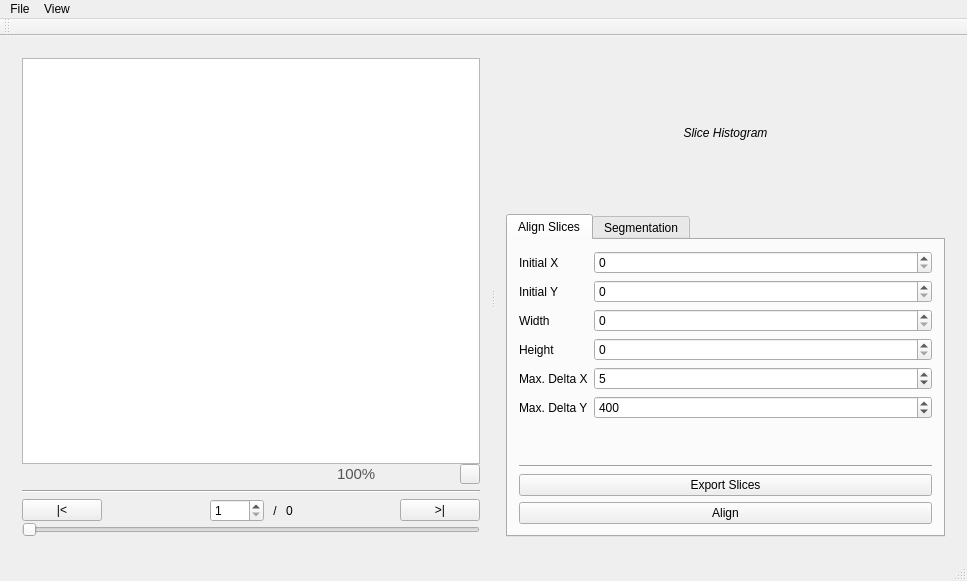
Qt form mainwindow.ui (prsousa/TomSeg) before a commit.
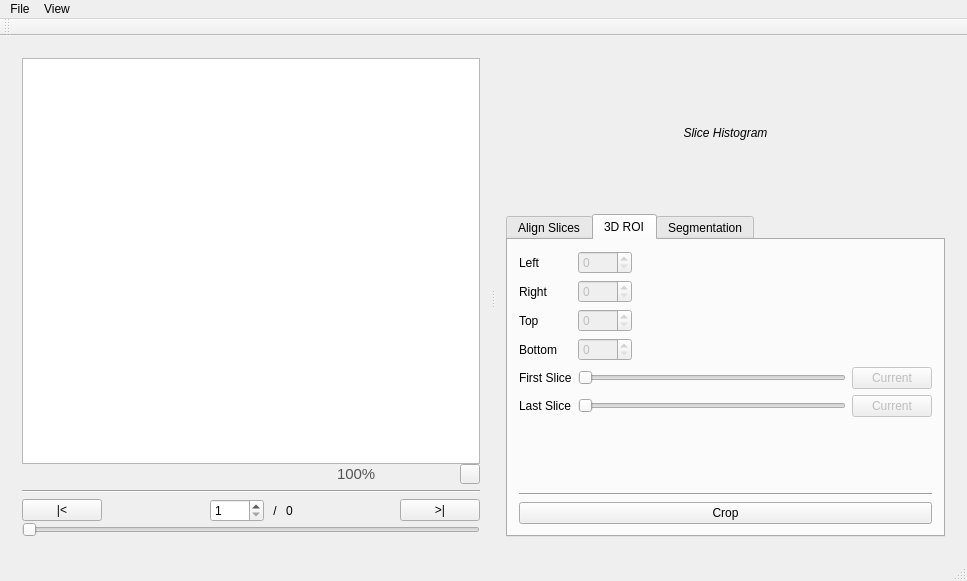
The same form after that commit. Icons and pictures are not drawn.

Commit message: Add GUI elements to define 3D ROI

Diff of the .ui file:
```diff
--- a/mainwindow.ui
+++ b/mainwindow.ui
@@ -322,7 +322,7 @@
         <item>
          <widget class="QTabWidget" name="tabWidget">
           <property name="currentIndex">
-           <number>0</number>
+           <number>1</number>
           </property>
           <widget class="QWidget" name="alignTab">
            <attribute name="title">
@@ -452,6 +452,176 @@
             </item>
            </layout>
           </widget>
+          <widget class="QWidget" name="tab">
+           <attribute name="title">
+            <string>3D ROI</string>
+           </attribute>
+           <layout class="QVBoxLayout" name="verticalLayout_4">
+            <item>
+             <layout class="QFormLayout" name="formLayout_2">
+              <property name="fieldGrowthPolicy">
+               <enum>QFormLayout::ExpandingFieldsGrow</enum>
+              </property>
+              <item row="0" column="0">
+               <widget class="QLabel" name="label_11">
+                <property name="text">
+                 <string>Left</string>
+                </property>
+               </widget>
+              </item>
+              <item row="0" column="1">
+               <widget class="QSpinBox" name="leftCropSpinBox">
+                <property name="enabled">
+                 <bool>false</bool>
+                </property>
+                <property name="maximum">
+                 <number>1000</number>
+                </property>
+                <property name="singleStep">
+                 <number>10</number>
+                </property>
+               </widget>
+              </item>
+              <item row="1" column="0">
+               <widget class="QLabel" name="label_12">
+                <property name="text">
+                 <string>Right</string>
+                </property>
+               </widget>
+              </item>
+              <item row="1" column="1">
+               <widget class="QSpinBox" name="rightCropSpinBox">
+                <property name="enabled">
+                 <bool>false</bool>
+                </property>
+                <property name="maximum">
+                 <number>1000</number>
+                </property>
+                <property name="singleStep">
+                 <number>10</number>
+                </property>
+               </widget>
+              </item>
+              <item row="2" column="0">
+               <widget class="QLabel" name="label_13">
+                <property name="text">
+                 <string>Top</string>
+                </property>
+               </widget>
+              </item>
+              <item row="2" column="1">
+               <widget class="QSpinBox" name="topCropSpinBox">
+                <property name="enabled">
+                 <bool>false</bool>
+                </property>
+                <property name="maximum">
+                 <number>1000</number>
+                </property>
+                <property name="singleStep">
+                 <number>10</number>
+                </property>
+               </widget>
+              </item>
+              <item row="3" column="0">
+               <widget class="QLabel" name="label_14">
+                <property name="text">
+                 <string>Bottom</string>
+                </property>
+               </widget>
+              </item>
+              <item row="3" column="1">
+               <widget class="QSpinBox" name="bottomCropSpinBox">
+                <property name="enabled">
+                 <bool>false</bool>
+                </property>
+                <property name="maximum">
+                 <number>1000</number>
+                </property>
+                <property name="singleStep">
+                 <number>10</number>
+                </property>
+               </widget>
+              </item>
+              <item row="4" column="0">
+               <widget class="QLabel" name="label_15">
+                <property name="text">
+                 <string>First Slice</string>
+                </property>
+               </widget>
+              </item>
+              <item row="4" column="1">
+               <layout class="QHBoxLayout" name="horizontalLayout_5">
+                <item>
+                 <widget class="QSlider" name="firstCropSliceSlider">
+                  <property name="enabled">
+                   <bool>false</bool>
+                  </property>
+                  <property name="orientation">
+                   <enum>Qt::Horizontal</enum>
+                  </property>
+                 </widget>
+                </item>
+                <item>
+                 <widget class="QPushButton" name="pushButton_2">
+                  <property name="enabled">
+                   <bool>false</bool>
+                  </property>
+                  <property name="text">
+                   <string>Current</string>
+                  </property>
+                 </widget>
+                </item>
+               </layout>
+              </item>
+              <item row="5" column="0">
+               <widget class="QLabel" name="label_16">
+                <property name="text">
+                 <string>Last Slice</string>
+                </property>
+               </widget>
+              </item>
+              <item row="5" column="1">
+               <layout class="QHBoxLayout" name="horizontalLayout_6">
+                <item>
+                 <widget class="QSlider" name="lastCropSliceSlider">
+                  <property name="enabled">
+                   <bool>false</bool>
+                  </property>
+                  <property name="orientation">
+                   <enum>Qt::Horizontal</enum>
+                  </property>
+                 </widget>
+                </item>
+                <item>
+                 <widget class="QPushButton" name="pushButton_3">
+                  <property name="enabled">
+                   <bool>false</bool>
+                  </property>
+                  <property name="text">
+                   <string>Current</string>
+                  </property>
+                 </widget>
+                </item>
+               </layout>
+              </item>
+             </layout>
+            </item>
+            <item>
+             <widget class="Line" name="line_4">
+              <property name="orientation">
+               <enum>Qt::Horizontal</enum>
+              </property>
+             </widget>
+            </item>
+            <item>
+             <widget class="QPushButton" name="cropButton">
+              <property name="text">
+               <string>Crop</string>
+              </property>
+             </widget>
+            </item>
+           </layout>
+          </widget>
           <widget class="QWidget" name="segmentationTab">
            <attribute name="title">
             <string>Segmentation</string>
```
Left out of the diff: 12 changed lines with no effect on the pictures. The commit also changes 4 other files.
